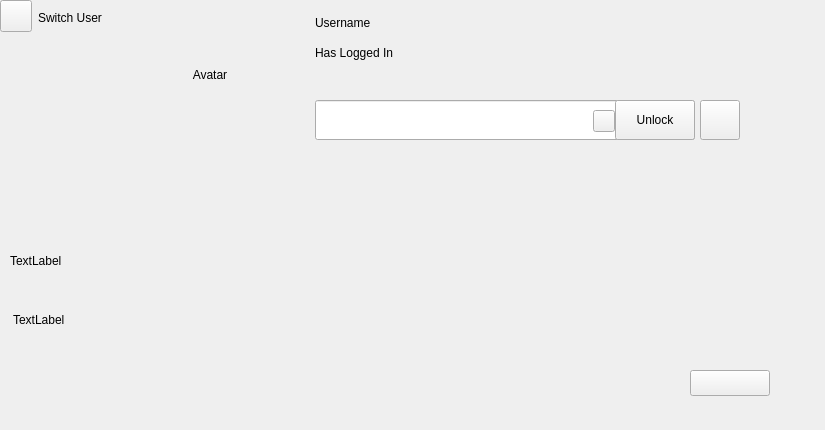
First picture: the form in src/mainwindow.ui, repository ukui/ukui-screensaver, before the edit.
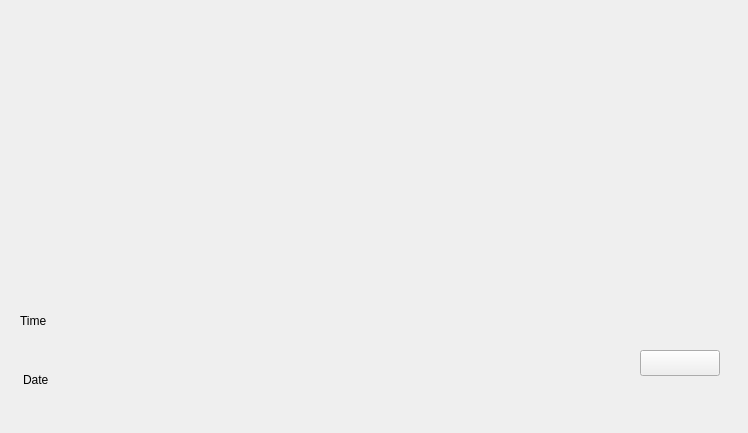
Second picture: the form after the edit.

Commit message: Redesign authentication ui.   - Authentication function is migrated to AuthDialog.   - Add dialog for selecting biometric device.   - EventMonitor emit signals carrying keycode.

```diff
--- a/src/mainwindow.ui
+++ b/src/mainwindow.ui
@@ -1,208 +1,39 @@
 <?xml version="1.0" encoding="UTF-8"?>
 <ui version="4.0">
  <class>MainWindow</class>
- <widget class="QMainWindow" name="MainWindow">
+ <widget class="QWidget" name="MainWindow">
   <property name="geometry">
    <rect>
     <x>0</x>
     <y>0</y>
-    <width>825</width>
-    <height>430</height>
+    <width>748</width>
+    <height>433</height>
    </rect>
   </property>
   <property name="windowTitle">
    <string>MainWindow</string>
   </property>
-  <widget class="QWidget" name="centralWidget">
-   <widget class="QWidget" name="widgetLockscreen" native="true">
+  <widget class="QPushButton" name="btnKeyboard">
     <property name="geometry">
      <rect>
-      <x>0</x>
-      <y>0</y>
-      <width>761</width>
-      <height>200</height>
-     </rect>
-    </property>
-    <property name="baseSize">
-     <size>
-      <width>580</width>
-      <height>200</height>
-     </size>
-    </property>
-    <widget class="QLabel" name="lblCapsLock">
-     <property name="geometry">
-      <rect>
-       <x>535</x>
-       <y>100</y>
-       <width>40</width>
-       <height>40</height>
-      </rect>
-     </property>
-     <property name="styleSheet">
-      <string notr="true">border:none;
-background-color:transparent;</string>
-     </property>
-     <property name="text">
-      <string/>
-     </property>
-    </widget>
-    <widget class="QLineEdit" name="lineEditPassword">
-     <property name="geometry">
-      <rect>
-       <x>315</x>
-       <y>100</y>
-       <width>380</width>
-       <height>40</height>
-      </rect>
-     </property>
-     <property name="styleSheet">
-      <string notr="true"/>
-     </property>
-    </widget>
-    <widget class="QLabel" name="lblUsername">
-     <property name="geometry">
-      <rect>
-       <x>315</x>
-       <y>10</y>
-       <width>300</width>
-       <height>25</height>
-      </rect>
-     </property>
-     <property name="text">
-      <string>Username</string>
-     </property>
-    </widget>
-    <widget class="QLabel" name="lblPrompt">
-     <property name="geometry">
-      <rect>
-       <x>315</x>
-       <y>65</y>
-       <width>300</width>
-       <height>30</height>
-      </rect>
-     </property>
-     <property name="text">
-      <string/>
-     </property>
-    </widget>
-    <widget class="QPushButton" name="btnUnlock">
-     <property name="geometry">
-      <rect>
-       <x>615</x>
-       <y>100</y>
+     <x>640</x>
+     <y>350</y>
        <width>80</width>
-       <height>40</height>
+     <height>26</height>
       </rect>
      </property>
      <property name="focusPolicy">
       <enum>Qt::NoFocus</enum>
      </property>
      <property name="text">
-      <string>Unlock</string>
-     </property>
-    </widget>
-    <widget class="QLabel" name="lblLogged">
-     <property name="geometry">
-      <rect>
-       <x>315</x>
-       <y>40</y>
-       <width>100</width>
-       <height>25</height>
-      </rect>
-     </property>
-     <property name="text">
-      <string>Has Logged In</string>
-     </property>
-    </widget>
-    <widget class="QLabel" name="lblAvatar">
-     <property name="geometry">
-      <rect>
-       <x>145</x>
-       <y>10</y>
-       <width>130</width>
-       <height>130</height>
-      </rect>
-     </property>
-     <property name="text">
-      <string>Avatar</string>
-     </property>
-     <property name="alignment">
-      <set>Qt::AlignCenter</set>
-     </property>
-    </widget>
-    <widget class="QPushButton" name="btnBiometric">
-     <property name="geometry">
-      <rect>
-       <x>700</x>
-       <y>100</y>
-       <width>40</width>
-       <height>40</height>
-      </rect>
-     </property>
-     <property name="cursor">
-      <cursorShape>PointingHandCursor</cursorShape>
-     </property>
-     <property name="focusPolicy">
-      <enum>Qt::NoFocus</enum>
-     </property>
-     <property name="styleSheet">
-      <string notr="true"/>
-     </property>
-     <property name="text">
       <string/>
      </property>
-    </widget>
-    <widget class="QPushButton" name="btnHidePwd">
-     <property name="geometry">
-      <rect>
-       <x>593</x>
-       <y>110</y>
-       <width>22</width>
-       <height>22</height>
-      </rect>
-     </property>
-     <property name="focusPolicy">
-      <enum>Qt::NoFocus</enum>
-     </property>
-     <property name="text">
-      <string/>
-     </property>
-    </widget>
-    <widget class="QPushButton" name="btnSwitchUser">
-     <property name="geometry">
-      <rect>
-       <x>0</x>
-       <y>0</y>
-       <width>32</width>
-       <height>32</height>
-      </rect>
-     </property>
-     <property name="focusPolicy">
-      <enum>Qt::NoFocus</enum>
-     </property>
-     <property name="text">
-      <string/>
-     </property>
-    </widget>
-    <widget class="QLabel" name="lblSwitchUser">
-     <property name="geometry">
-      <rect>
-       <x>38</x>
-       <y>5</y>
-       <width>81</width>
-       <height>25</height>
-      </rect>
-     </property>
-     <property name="text">
-      <string>Switch User</string>
-     </property>
-    </widget>
    </widget>
    <widget class="QWidget" name="widgetTime" native="true">
     <property name="geometry">
      <rect>
-      <x>0</x>
-      <y>220</y>
+     <x>10</x>
+     <y>280</y>
       <width>300</width>
       <height>150</height>
      </rect>
@@ -217,7 +48,7 @@
       </rect>
      </property>
      <property name="text">
-      <string>TextLabel</string>
+     <string>Date</string>
      </property>
     </widget>
     <widget class="QLabel" name="lblTime">
@@ -230,26 +61,11 @@
       </rect>
      </property>
      <property name="text">
-      <string>TextLabel</string>
+     <string>Time</string>
      </property>
     </widget>
    </widget>
-   <widget class="QPushButton" name="btnKeyboard">
-    <property name="geometry">
-     <rect>
-      <x>690</x>
-      <y>370</y>
-      <width>80</width>
-      <height>26</height>
-     </rect>
-    </property>
-    <property name="text">
-     <string/>
-    </property>
-   </widget>
-  </widget>
- </widget>
- <layoutdefault spacing="6" margin="11"/>
+ </widget>
  <resources/>
  <connections/>
 </ui>
```
Left out of the diff: 2 changed lines with no effect on the pictures. Lines whose indentation alone changed are shown as unchanged. The commit also changes 63 other files.
